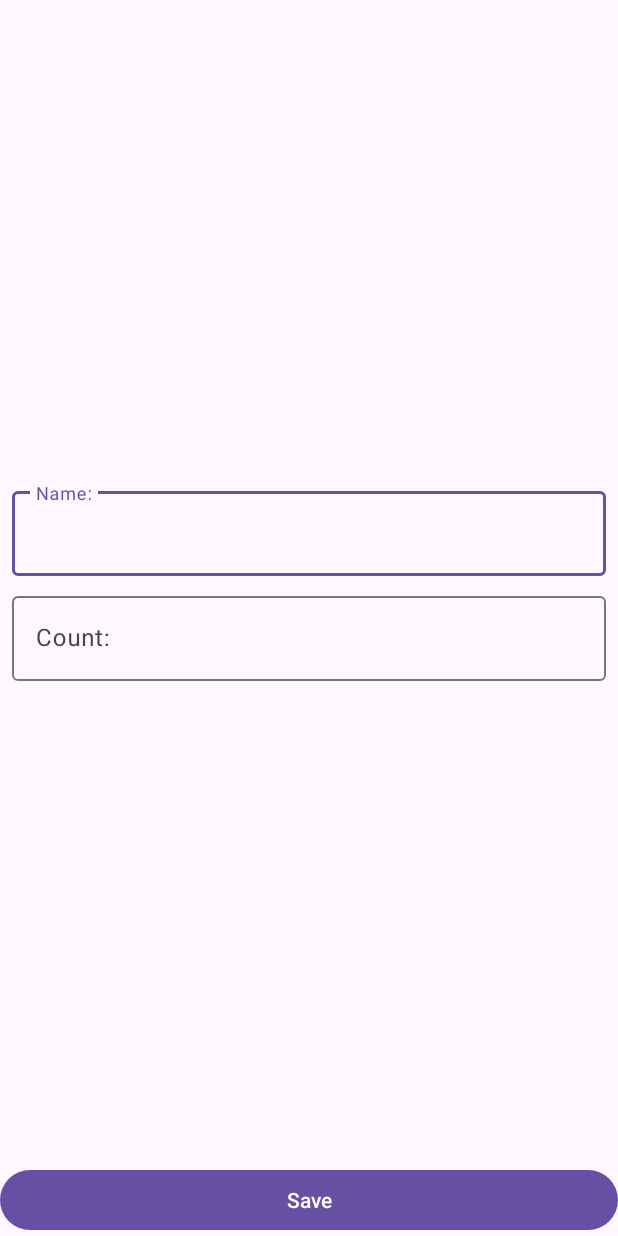
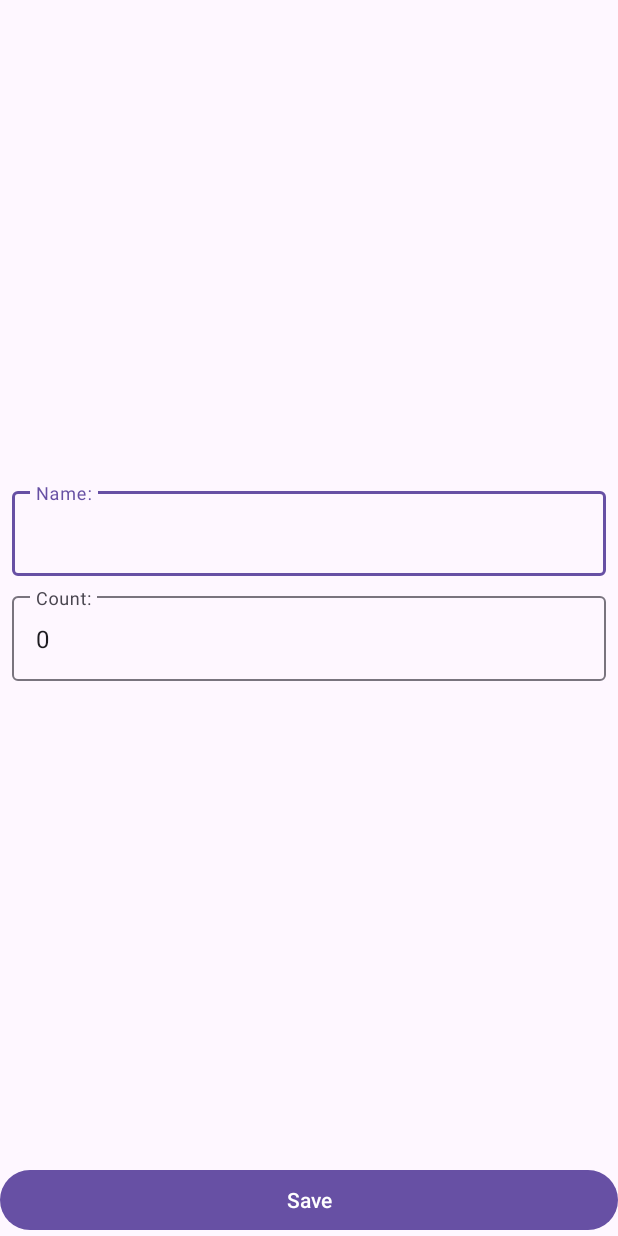
Before and after one commit to AlexV1111/ShoppingList, an Android app: the screen it shows after launch (ShopItemActivity), after a tap on "Add new shop item", on a phone screen of 412 x 824 dp. Run offline under Robolectric (Android 15) with nearby library versions, the phone set to English and light mode, and no system bars; our stand-ins replace data binding; 2 statements that could not run were skipped.

```diff
--- a/app/build.gradle.kts
+++ b/app/build.gradle.kts
@@ -1,6 +1,7 @@
 plugins {
     alias(libs.plugins.android.application)
     alias(libs.plugins.kotlin.android)
+    id ("kotlin-kapt")
 }
 
 android {
@@ -26,6 +27,11 @@ android {
             )
         }
     }
+
+    buildFeatures{
+        dataBinding = true
+    }
+
     compileOptions {
         sourceCompatibility = JavaVersion.VERSION_11
         targetCompatibility = JavaVersion.VERSION_11
--- /dev/null
+++ b/app/src/main/java/com/example/shoppinglist/presentation/BindingAdapter.kt
@@ -0,0 +1,25 @@
+package com.example.shoppinglist.presentation
+
+import androidx.databinding.BindingAdapter
+import com.example.shoppinglist.R
+import com.google.android.material.textfield.TextInputLayout
+
+@BindingAdapter("errorInputName")
+fun bindErrorInputName(textInputLayout: TextInputLayout, isError: Boolean){
+    val message = if (isError) {
+        textInputLayout.context.getString(R.string.error_tilName)
+    } else {
+        null
+    }
+    textInputLayout.error = message
+}
+
+@BindingAdapter("errorInputCount")
+fun bindErrorInputCount(textInputLayout: TextInputLayout, isError: Boolean){
+    val message = if (isError) {
+        textInputLayout.context.getString(R.string.error_tilCount)
+    } else {
+        null
+    }
+    textInputLayout.error = message
+}
--- a/app/src/main/java/com/example/shoppinglist/presentation/MainActivity.kt
+++ b/app/src/main/java/com/example/shoppinglist/presentation/MainActivity.kt
@@ -1,7 +1,6 @@
 package com.example.shoppinglist.presentation
 
 import android.os.Bundle
-import com.example.shoppinglist.presentation.ShopItemFragment
 import android.widget.Toast
 import androidx.appcompat.app.AppCompatActivity
 import androidx.fragment.app.Fragment
@@ -10,9 +9,13 @@ import androidx.lifecycle.ViewModelProvider
 import androidx.recyclerview.widget.ItemTouchHelper
 import androidx.recyclerview.widget.RecyclerView
 import com.example.shoppinglist.R
-import com.google.android.material.floatingactionbutton.FloatingActionButton
+import com.example.shoppinglist.databinding.ActivityMainBinding
 
 class MainActivity : AppCompatActivity(), ShopItemFragment.OnEditingFinishedListener {
+
+    private var _binding: ActivityMainBinding? = null
+    private val binding: ActivityMainBinding
+        get() = _binding ?: throw RuntimeException("ActivityMainBinding == null")
 
     private lateinit var viewModel: MainViewModel
     private lateinit var shopListAdapter: ShopListAdapter
@@ -21,8 +24,9 @@ class MainActivity : AppCompatActivity(), ShopItemFragment.OnEditingFinishedList
 
     override fun onCreate(savedInstanceState: Bundle?) {
         super.onCreate(savedInstanceState)
-        setContentView(R.layout.activity_main)
-        shopItemContainer = findViewById(R.id.shop_item_container)
+
+        _binding = ActivityMainBinding.inflate(layoutInflater)
+        setContentView(binding.root)
 
         setupRecyclerView()
         viewModel = ViewModelProvider(this)[MainViewModel::class.java]
@@ -31,8 +35,7 @@ class MainActivity : AppCompatActivity(), ShopItemFragment.OnEditingFinishedList
             shopListAdapter.submitList(it)
         }
 
-        val buttonAddShopItem = findViewById<FloatingActionButton>(R.id.button_add_shop_item)
-        buttonAddShopItem.setOnClickListener {
+        binding.buttonAddShopItem.setOnClickListener {
             if (onePaneMode()) {
                 val intent = ShopItemActivity.newIntentAddItem(this)
                 startActivity(intent)
@@ -61,21 +64,22 @@ class MainActivity : AppCompatActivity(), ShopItemFragment.OnEditingFinishedList
 
 
     private fun setupRecyclerView() {
-        val rvShopList = findViewById<RecyclerView>(R.id.rv_shop_list)
         shopListAdapter = ShopListAdapter()
-        rvShopList.adapter = shopListAdapter
-        rvShopList.recycledViewPool.setMaxRecycledViews(
+        binding.rvShopList.adapter = shopListAdapter
+        with(binding.rvShopList.recycledViewPool) {
+            setMaxRecycledViews(
                 ShopListAdapter.ITEM_SHOP_ENABLED,
                 ShopListAdapter.MAX_POOL_SIZE
             )
-        rvShopList.recycledViewPool.setMaxRecycledViews(
+            setMaxRecycledViews(
                 ShopListAdapter.ITEM_SHOP_DISABLED,
                 ShopListAdapter.MAX_POOL_SIZE
             )
+        }
 
         setupLongClickListener()
         setupClickListener()
-        setupSwipeListener(rvShopList)
+        setupSwipeListener(binding.rvShopList)
     }
 
     private fun setupClickListener() {
--- a/app/src/main/java/com/example/shoppinglist/presentation/ShopItemFragment.kt
+++ b/app/src/main/java/com/example/shoppinglist/presentation/ShopItemFragment.kt
@@ -7,30 +7,28 @@ import android.text.TextWatcher
 import android.view.LayoutInflater
 import android.view.View
 import android.view.ViewGroup
-import android.widget.Button
-import android.widget.EditText
 import androidx.fragment.app.Fragment
 import androidx.lifecycle.ViewModelProvider
-import androidx.media3.common.util.Log
 import com.example.shoppinglist.R
+import com.example.shoppinglist.databinding.FragmentShopItemBinding
 import com.example.shoppinglist.domain.ShopItem
-import com.google.android.material.textfield.TextInputLayout
 
 class ShopItemFragment : Fragment() {
 
 
-    private lateinit var viewModel: ShopItemViewModel
+    private val viewModel by lazy {
+        ViewModelProvider(this)[ShopItemViewModel::class.java]
+    }
+
     private lateinit var onEditingFinishedListener: OnEditingFinishedListener
+
+    private var _binding: FragmentShopItemBinding? = null
+    private val binding: FragmentShopItemBinding
+        get() = _binding ?: throw RuntimeException("FragmentShopItemBinding == null")
 
     interface OnEditingFinishedListener {
         fun onEditingFinished()
     }
-
-    private lateinit var tilName: TextInputLayout
-    private lateinit var etName: EditText
-    private lateinit var tilCount: TextInputLayout
-    private lateinit var etCount: EditText
-    private lateinit var saveButton: Button
 
     private var screenMode: String = MODE_UNKNOWN
     private var shopItemId: Int = ShopItem.UNDEFINED_ID
@@ -67,13 +65,13 @@ class ShopItemFragment : Fragment() {
         } else {
             throw RuntimeException("Activity must implement OnEditingFinishedListener")
         }
-        Log.d("ShopItemFragment", "onAttach")
+
     }
 
     override fun onCreate(savedInstanceState: Bundle?) {
         super.onCreate(savedInstanceState)
         parseParams()
-        Log.d("ShopItemFragment", "onCreate")
+
     }
 
     override fun onCreateView(
@@ -81,17 +79,17 @@ class ShopItemFragment : Fragment() {
         container: ViewGroup?,
         savedInstanceState: Bundle?
     ): View? {
-        Log.d("ShopItemFragment", "onCreateView")
-        return inflater.inflate(R.layout.fragment_shop_item, container, false)
+        _binding = FragmentShopItemBinding.inflate(inflater, container, false)
+        return binding.root
 
     }
 
     override fun onViewCreated(view: View, savedInstanceState: Bundle?) {
         super.onViewCreated(view, savedInstanceState)
 
-        viewModel = ViewModelProvider(this)[ShopItemViewModel::class.java]
+        binding.viewModel = viewModel
+        binding.lifecycleOwner = viewLifecycleOwner
 
-        initViews(view)
         addTextChangedListener()
 
         when (screenMode) {
@@ -99,60 +97,22 @@ class ShopItemFragment : Fragment() {
             MODE_ADD -> launchAddMode()
         }
 
-
         observeViewModel()
-        Log.d("ShopItemFragment", "onViewCreated")
-    }
-
-    override fun onStart() {
-        super.onStart()
-        Log.d("ShopItemFragment", "onStart")
-    }
-
-    override fun onResume() {
-        super.onResume()
-        Log.d("ShopItemFragment", "onResume")
-    }
-
-    override fun onPause() {
-        super.onPause()
-        Log.d("ShopItemFragment", "onPause")
-    }
-
-    override fun onStop() {
-        super.onStop()
-        Log.d("ShopItemFragment", "onStop")
-    }
-
-    override fun onDestroyView() {
-        super.onDestroyView()
-        Log.d("ShopItemFragment", "onDestroyView")
-    }
-
-    override fun onDestroy() {
-        super.onDestroy()
-        Log.d("ShopItemFragment", "onDestroy")
-    }
-
-    override fun onDetach() {
-        super.onDetach()
-        Log.d("ShopItemFragment", "onDetach")
     }
 
     private fun launchEditMode() {
         viewModel.getShopItem(shopItemId)
-        viewModel.shopItem.observe(viewLifecycleOwner) {
-            etName.setText(it.name)
-            etCount.setText(it.count.toString())
-        }
-        saveButton.setOnClickListener {
-            viewModel.editShopItem(etName.text?.toString(), etCount.text?.toString())
+        binding.saveButton.setOnClickListener {
+            viewModel.editShopItem(
+                binding.etName.text?.toString(),
+                binding.etCount.text?.toString()
+            )
         }
     }
 
     private fun launchAddMode() {
-        saveButton.setOnClickListener {
-            viewModel.addShopItem(etName.text?.toString(), etCount.text?.toString())
+        binding.saveButton.setOnClickListener {
+            viewModel.addShopItem(binding.etName.text?.toString(), binding.etCount.text?.toString())
         }
     }
 
@@ -174,16 +134,8 @@ class ShopItemFragment : Fragment() {
         }
     }
 
-    private fun initViews(view: View) {
-        tilName = view.findViewById(R.id.til_name)
-        etName = view.findViewById(R.id.et_name)
-        tilCount = view.findViewById(R.id.til_count)
-        etCount = view.findViewById(R.id.et_count)
-        saveButton = view.findViewById(R.id.save_button)
-    }
-
     private fun addTextChangedListener() {
-        etName.addTextChangedListener(
+        binding.etName.addTextChangedListener(
             object : TextWatcher {
                 override fun beforeTextChanged(p0: CharSequence?, p1: Int, p2: Int, p3: Int) {}
 
@@ -194,7 +146,7 @@ class ShopItemFragment : Fragment() {
                 override fun afterTextChanged(p0: Editable?) {}
             })
 
-        etCount.addTextChangedListener(
+        binding.etCount.addTextChangedListener(
             object : TextWatcher {
                 override fun beforeTextChanged(p0: CharSequence?, p1: Int, p2: Int, p3: Int) {}
 
@@ -207,27 +159,14 @@ class ShopItemFragment : Fragment() {
     }
 
     private fun observeViewModel() {
-        viewModel.errorInputName.observe(viewLifecycleOwner) {
-            val message = if (it) {
-                getString(R.string.error_tilName)
-            } else {
-                null
-            }
-            tilName.error = message
-        }
-
-        viewModel.errorInputCount.observe(viewLifecycleOwner) {
-            val message = if (it) {
-                getString(R.string.error_tilCount)
-            } else {
-                null
-            }
-            tilCount.error = message
-        }
 
         viewModel.shouldCloseScreen.observe(viewLifecycleOwner) {
             onEditingFinishedListener.onEditingFinished()
         }
     }
 
+    override fun onDestroyView() {
+        super.onDestroyView()
+        _binding = null
+    }
 }
--- a/app/src/main/java/com/example/shoppinglist/presentation/ShopItemViewHolder.kt
+++ b/app/src/main/java/com/example/shoppinglist/presentation/ShopItemViewHolder.kt
@@ -1,11 +1,7 @@
 package com.example.shoppinglist.presentation
 
-import android.view.View
-import android.widget.TextView
+import androidx.databinding.ViewDataBinding
 import androidx.recyclerview.widget.RecyclerView
-import com.example.shoppinglist.R
 
-class ShopItemViewHolder(itemView: View) : RecyclerView.ViewHolder(itemView) {
-    val tvName = itemView.findViewById<TextView>(R.id.tv_name)
-    val tvCount = itemView.findViewById<TextView>(R.id.tv_count)
-}
+class ShopItemViewHolder(val binding: ViewDataBinding) :
+    RecyclerView.ViewHolder(binding.root)
--- a/app/src/main/java/com/example/shoppinglist/presentation/ShopListAdapter.kt
+++ b/app/src/main/java/com/example/shoppinglist/presentation/ShopListAdapter.kt
@@ -2,8 +2,12 @@ package com.example.shoppinglist.presentation
 
 import android.view.LayoutInflater
 import android.view.ViewGroup
+import androidx.databinding.DataBindingUtil
+import androidx.databinding.ViewDataBinding
 import androidx.recyclerview.widget.ListAdapter
 import com.example.shoppinglist.R
+import com.example.shoppinglist.databinding.ItemShopDisabledBinding
+import com.example.shoppinglist.databinding.ItemShopEnabledBinding
 import com.example.shoppinglist.domain.ShopItem
 
 class ShopListAdapter :
@@ -18,21 +22,35 @@ class ShopListAdapter :
             ITEM_SHOP_DISABLED -> R.layout.item_shop_disabled
             else -> throw RuntimeException("Unknown view type: $viewType")
         }
-        val view = LayoutInflater.from(parent.context).inflate(layout, parent, false)
-        return ShopItemViewHolder(view)
+        val binding = DataBindingUtil.inflate<ViewDataBinding>(
+            LayoutInflater.from(parent.context),
+            layout,
+            parent,
+            false
+        )
+        return ShopItemViewHolder(binding)
     }
 
     override fun onBindViewHolder(holder: ShopItemViewHolder, position: Int) {
         val shopItem = getItem(position)
-        holder.tvName.text = shopItem.name
-        holder.tvCount.text = shopItem.count.toString()
+        val binding = holder.binding
 
-        holder.itemView.setOnLongClickListener {
+        when (binding) {
+            is ItemShopDisabledBinding -> {
+                binding.shopItem = shopItem
+            }
+
+            is ItemShopEnabledBinding -> {
+                binding.shopItem = shopItem
+            }
+        }
+
+        binding.root.setOnLongClickListener {
             onShopItemLongClickListener?.invoke(shopItem)
             true
         }
 
-        holder.itemView.setOnClickListener {
+        binding.root.setOnClickListener {
             onShopItemClickListener?.invoke(shopItem)
         }
     }
--- a/app/src/main/res/layout-land/activity_main.xml
+++ b/app/src/main/res/layout-land/activity_main.xml
@@ -1,4 +1,5 @@
 <?xml version="1.0" encoding="utf-8"?>
+<layout>
 <androidx.constraintlayout.widget.ConstraintLayout xmlns:android="http://schemas.android.com/apk/res/android"
     xmlns:app="http://schemas.android.com/apk/res-auto"
     xmlns:tools="http://schemas.android.com/tools"
@@ -48,3 +49,4 @@
 
 
 </androidx.constraintlayout.widget.ConstraintLayout>
+</layout>
--- a/app/src/main/res/layout/activity_main.xml
+++ b/app/src/main/res/layout/activity_main.xml
@@ -1,4 +1,5 @@
 <?xml version="1.0" encoding="utf-8"?>
+<layout>
     <androidx.constraintlayout.widget.ConstraintLayout xmlns:android="http://schemas.android.com/apk/res/android"
         xmlns:app="http://schemas.android.com/apk/res-auto"
         xmlns:tools="http://schemas.android.com/tools"
@@ -12,12 +13,12 @@
             android:layout_width="match_parent"
             android:layout_height="match_parent"
             android:visibility="visible"
+            app:layoutManager="androidx.recyclerview.widget.LinearLayoutManager"
             app:layout_constraintBottom_toBottomOf="parent"
             app:layout_constraintEnd_toEndOf="parent"
             app:layout_constraintStart_toStartOf="parent"
             app:layout_constraintTop_toTopOf="parent"
-        app:layoutManager="androidx.recyclerview.widget.LinearLayoutManager"
-        tools:listitem="@layout/item_shop_enabled"/>
+            tools:listitem="@layout/item_shop_enabled" />
 
         <com.google.android.material.floatingactionbutton.FloatingActionButton
             android:id="@+id/button_add_shop_item"
@@ -33,3 +34,4 @@
             app:srcCompat="@android:drawable/ic_input_add" />
 
     </androidx.constraintlayout.widget.ConstraintLayout>
+</layout>
--- a/app/src/main/res/layout/fragment_shop_item.xml
+++ b/app/src/main/res/layout/fragment_shop_item.xml
@@ -1,4 +1,13 @@
 <?xml version="1.0" encoding="utf-8"?>
+<layout>
+
+    <data>
+
+        <variable
+            name="viewModel"
+            type="com.example.shoppinglist.presentation.ShopItemViewModel" />
+    </data>
+
     <androidx.constraintlayout.widget.ConstraintLayout xmlns:android="http://schemas.android.com/apk/res/android"
         xmlns:app="http://schemas.android.com/apk/res-auto"
         xmlns:tools="http://schemas.android.com/tools"
@@ -13,6 +22,7 @@
             android:layout_marginStart="8dp"
             android:layout_marginEnd="8dp"
             android:layout_marginBottom="4dp"
+            app:errorInputName="@{viewModel.errorInputName}"
             app:layout_constraintBottom_toTopOf="@id/til_count"
             app:layout_constraintEnd_toEndOf="parent"
             app:layout_constraintStart_toStartOf="parent"
@@ -24,7 +34,8 @@
                 android:layout_width="match_parent"
                 android:layout_height="wrap_content"
                 android:hint="@string/name_hint"
-            android:inputType="textCapWords" />
+                android:inputType="textCapWords"
+                android:text="@{viewModel.shopItem.name}" />
         </com.google.android.material.textfield.TextInputLayout>
 
         <com.google.android.material.textfield.TextInputLayout
@@ -34,6 +45,7 @@
             android:layout_marginStart="8dp"
             android:layout_marginTop="4dp"
             android:layout_marginEnd="8dp"
+            app:errorInputCount="@{viewModel.errorInputCount}"
             app:layout_constraintBottom_toTopOf="@+id/save_button"
             app:layout_constraintEnd_toEndOf="parent"
             app:layout_constraintStart_toStartOf="parent"
@@ -44,7 +56,8 @@
                 android:layout_width="match_parent"
                 android:layout_height="wrap_content"
                 android:hint="@string/count_hint"
-            android:inputType="number" />
+                android:inputType="number"
+                android:text="@{String.valueOf(viewModel.shopItem.count)}" />
         </com.google.android.material.textfield.TextInputLayout>
 
         <Button
@@ -57,3 +70,4 @@
             app:layout_constraintStart_toStartOf="parent" />
 
     </androidx.constraintlayout.widget.ConstraintLayout>
+</layout>
```
Also changed, not shown: app/src/main/res/layout/item_shop_disabled.xml (+11 -0 lines), app/src/main/res/layout/item_shop_enabled.xml (+11 -0 lines). Lines whose indentation alone changed are shown as unchanged.
